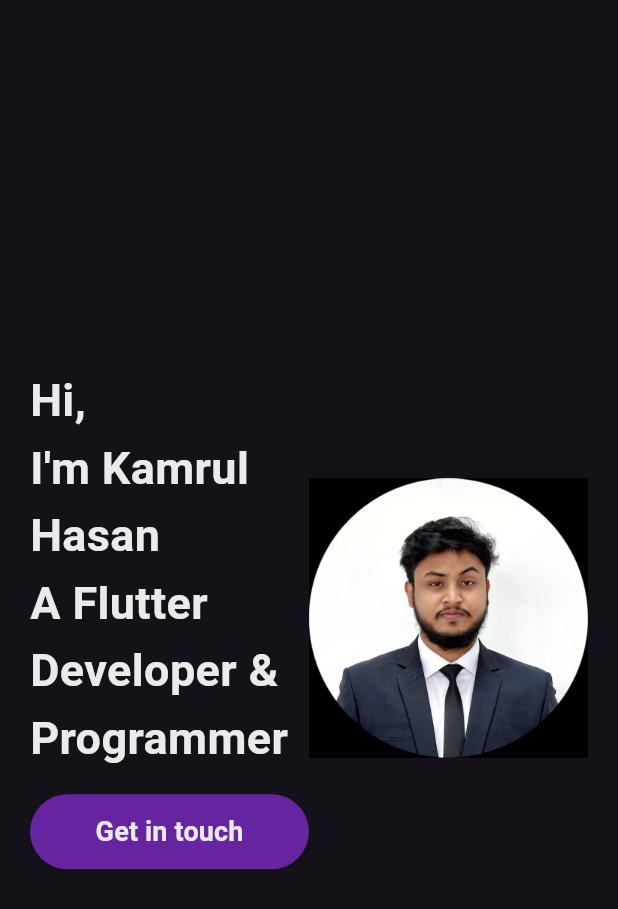
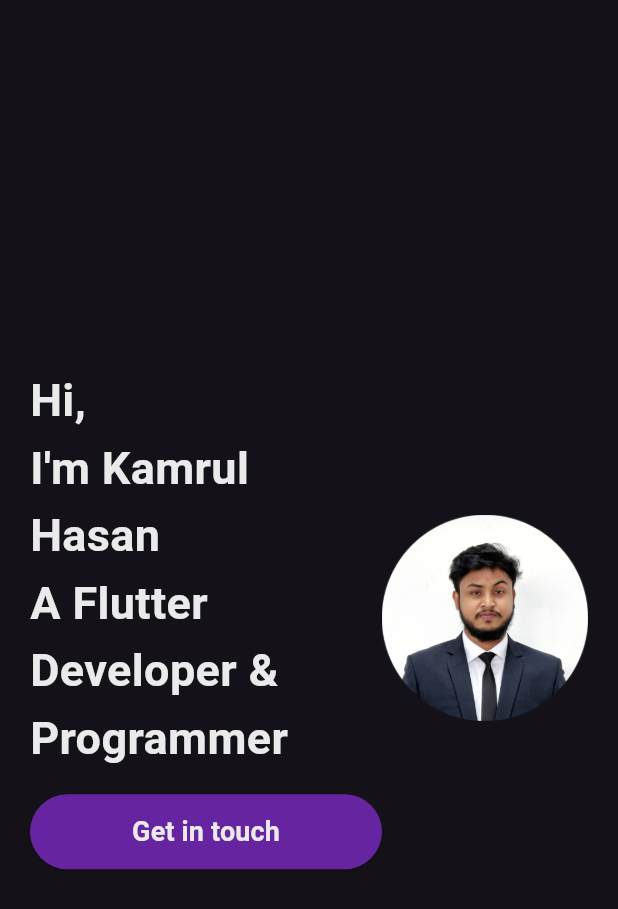
Before and after one commit to khsujon/my_protfolio, a Flutter app: the MainDesktop widget shown alone on an empty page, opened directly, on a phone screen of 412 x 824 dp. Shown: the top 909 px of the screen. Run offline on Flutter 3.47's test engine with Material 3 defaults, Android fonts, the phone set to English and light mode, and no system bars.

Commit message:
ui is updated with picture resizing

```diff
--- a/lib/widgets/main_desktop.dart
+++ b/lib/widgets/main_desktop.dart
@@ -65,10 +65,10 @@
               ],
             ),
           ),
-          Flexible(
-            fit: FlexFit.tight,
+          SizedBox(
+            width: screenWidth / 3,
             child: Image.asset(
-              "assets/myimg.jpg",
+              "assets/myimg3.png",
               fit: BoxFit.cover,
             ),
           ),
--- a/lib/widgets/main_mobile.dart
+++ b/lib/widgets/main_mobile.dart
@@ -30,7 +30,7 @@
             },
             blendMode: BlendMode.srcATop,
             child: Image.asset(
-              "assets/myimg.jpg",
+              "assets/myimg3.png",
               width: screenWidth,
             ),
           ),
```
Also changed, not shown: assets/myimg2.jpg (deleted), assets/myimg2.png (added), assets/myimg3.png (added).
